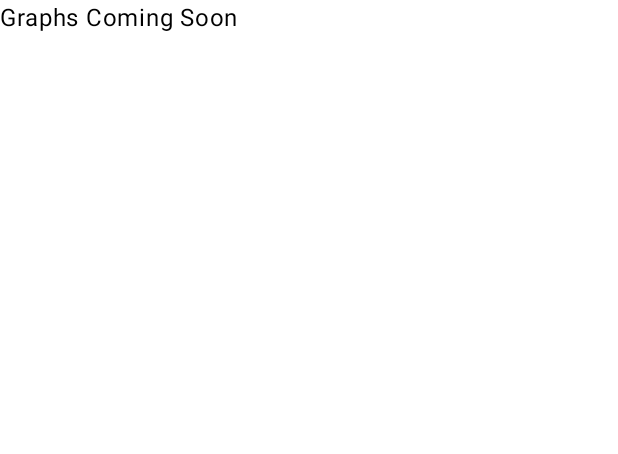
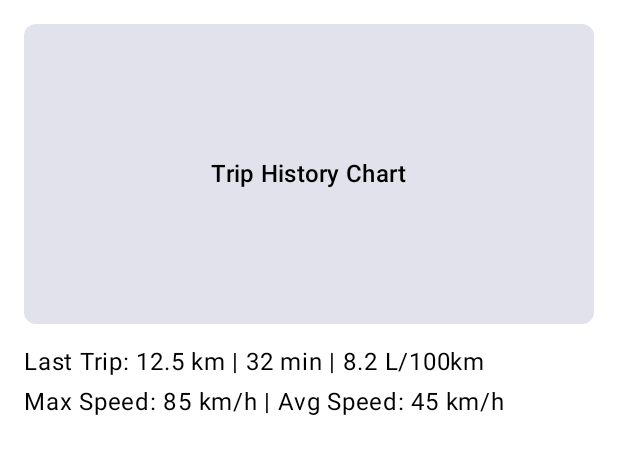
Before and after one commit to surendranb/CarDash, an Android app built with Jetpack Compose: the @Preview function GraphScreenPreview, on a phone screen of 412 x 824 dp. Shown: the top 454 px of the screen. Run offline under Robolectric (Android 15) with nearby library versions, the phone set to English and light mode, and no system bars.

Commit message:
Enhance graph screen placeholder

```diff
--- a/app/src/main/java/com/example/cardash/ui/graphs/GraphScreen.kt
+++ b/app/src/main/java/com/example/cardash/ui/graphs/GraphScreen.kt
@@ -1,17 +1,62 @@
 package com.example.cardash.ui.graphs
 
+import androidx.compose.foundation.background
+import androidx.compose.foundation.layout.Box
+import androidx.compose.foundation.layout.Column
+import androidx.compose.foundation.layout.Spacer
+import androidx.compose.foundation.layout.fillMaxSize
+import androidx.compose.foundation.layout.fillMaxWidth
+import androidx.compose.foundation.layout.height
+import androidx.compose.foundation.layout.padding
+import androidx.compose.foundation.shape.RoundedCornerShape
+import androidx.compose.material3.MaterialTheme
 import androidx.compose.material3.Text
 import androidx.compose.runtime.Composable
+import androidx.compose.ui.Alignment
 import androidx.compose.ui.Modifier
 import androidx.compose.ui.tooling.preview.Preview
+import androidx.compose.ui.unit.dp
 import com.example.cardash.ui.theme.CarDashTheme
 
 @Composable
 fun GraphScreen(modifier: Modifier = Modifier) {
-    Text(
-        text = "Graphs Coming Soon",
+    Column(
         modifier = modifier
-    )
+            .padding(16.dp)
+            .fillMaxSize()
+    ) {
+        // Chart placeholder
+        Box(
+            modifier = Modifier
+                .fillMaxWidth()
+                .height(200.dp)
+                .background(
+                    color = MaterialTheme.colorScheme.surfaceVariant,
+                    shape = RoundedCornerShape(8.dp)
+                )
+        ) {
+            Text(
+                text = "Trip History Chart",
+                modifier = Modifier.align(Alignment.Center),
+                style = MaterialTheme.typography.titleMedium
+            )
+        }
+
+        Spacer(modifier = Modifier.height(16.dp))
+
+        // Placeholder data
+        Text(
+            text = "Last Trip: 12.5 km | 32 min | 8.2 L/100km",
+            style = MaterialTheme.typography.bodyLarge
+        )
+
+        Spacer(modifier = Modifier.height(8.dp))
+
+        Text(
+            text = "Max Speed: 85 km/h | Avg Speed: 45 km/h",
+            style = MaterialTheme.typography.bodyLarge
+        )
+    }
 }
 
 @Preview(showBackground = true)
```
Also changed, not shown: 1 other file.
